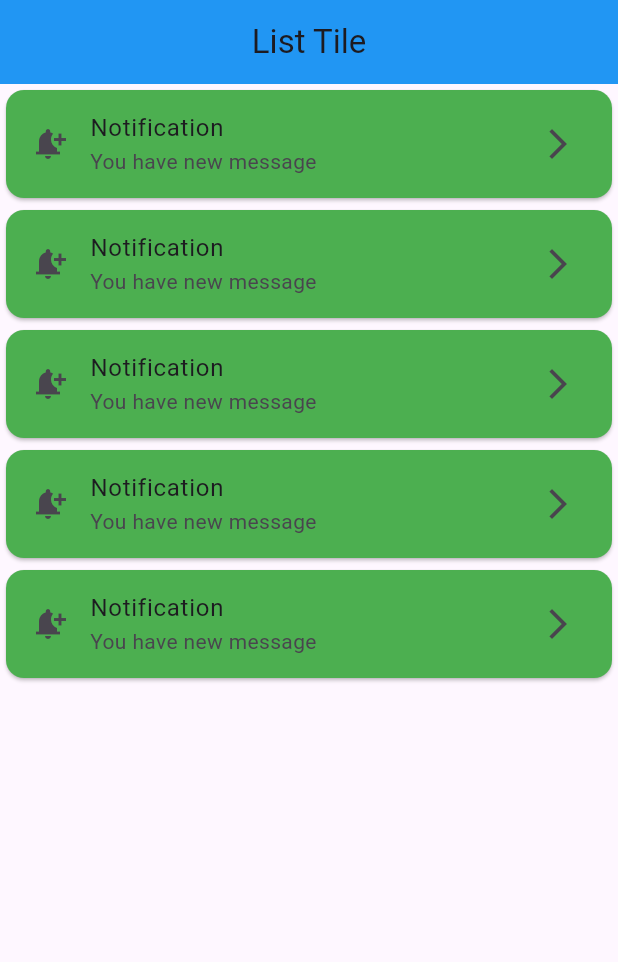
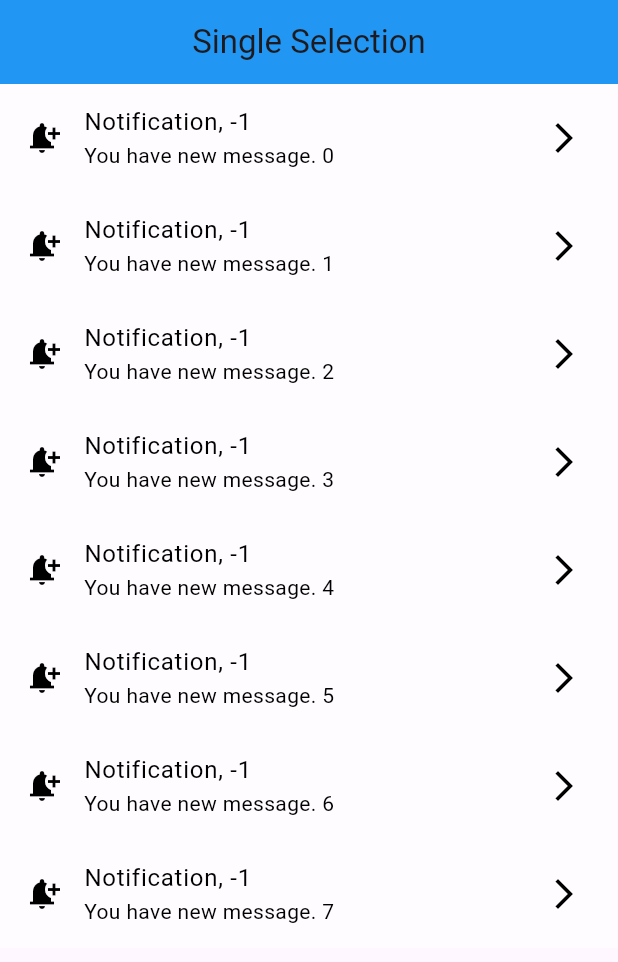
Before and after one commit to AbRehman536/Flutter_sec_7, a Flutter app: the screen it shows after launch, on a phone screen of 412 x 824 dp. Shown: the top 962 px of the screen. Run offline on Flutter 3.47's test engine with Material 3 defaults, Android fonts, the light colour scheme and no system bars.

Commit message:
Single Selection done

```diff
--- a/lib/listtile.dart
+++ b/lib/listtile.dart
@@ -11,11 +11,12 @@ class ListTileDemo extends StatelessWidget {
         backgroundColor: Colors.blue,
         centerTitle: true,
       ),
-      body: ListView.builder(
-        itemCount: 5,
+      body:ListView.builder(
+        itemCount: 20,
         itemBuilder: (BuildContext context, int index) {
-          return Card(
+          return const Card(
             color: Colors.green,
+            elevation: 5,
             child: ListTile(
               leading: Icon(Icons.notification_add),
               title: Text("Notification"),
--- a/lib/main.dart
+++ b/lib/main.dart
@@ -8,6 +8,7 @@ import 'package:flutter_sec_7/login_screen_validation.dart';
 import 'package:flutter_sec_7/nested_row_column.dart';
 import 'package:flutter_sec_7/network_image.dart';
 import 'package:flutter_sec_7/row_column.dart';
+import 'package:flutter_sec_7/single_selection.dart';
 
 void main() {
   runApp(const MyApp());
@@ -40,7 +41,7 @@ class MyApp extends StatelessWidget {
         colorScheme: ColorScheme.fromSeed(seedColor: Colors.deepPurple),
         useMaterial3: true,
       ),
-      home: ListTileDemo(),
+      home: SingleSelectionDemo(),
     );
   }
 }
--- /dev/null
+++ b/lib/single_selection.dart
@@ -0,0 +1,42 @@
+import 'package:flutter/material.dart';
+
+class SingleSelectionDemo extends StatefulWidget {
+  const SingleSelectionDemo({super.key});
+
+  @override
+  State<SingleSelectionDemo> createState() => _SingleSelectionDemoState();
+}
+
+class _SingleSelectionDemoState extends State<SingleSelectionDemo> {
+  int selectedIndex = -1;
+  @override
+  Widget build(BuildContext context) {
+    return Scaffold(
+      appBar: AppBar(
+        title: Text("Single Selection"),
+        centerTitle: true,
+        backgroundColor: Colors.blue,
+      ),
+      body: ListView.builder(
+        itemCount: 8,
+        itemBuilder: (BuildContext context, int index) {
+          final isSelected = selectedIndex == index;
+          return ListTile(
+            onTap: (){
+              setState(() {
+                selectedIndex = isSelected ? -1 : index;
+              });
+            },
+            tileColor: isSelected ? Colors.blue : Colors.white60,
+            textColor: isSelected ? Colors.white: Colors.black,
+            iconColor: isSelected ? Colors.white : Colors.black,
+            leading: Icon(isSelected ? Icons.notifications_active_outlined : Icons.notification_add),
+            title: Text("Notification, $selectedIndex"),
+            subtitle: Text("You have new message. $index"),
+            trailing: Icon(isSelected ? Icons.arrow_downward_sharp :Icons.arrow_forward_ios),
+          );
+        },
+      ),
+    );
+  }
+}
```
